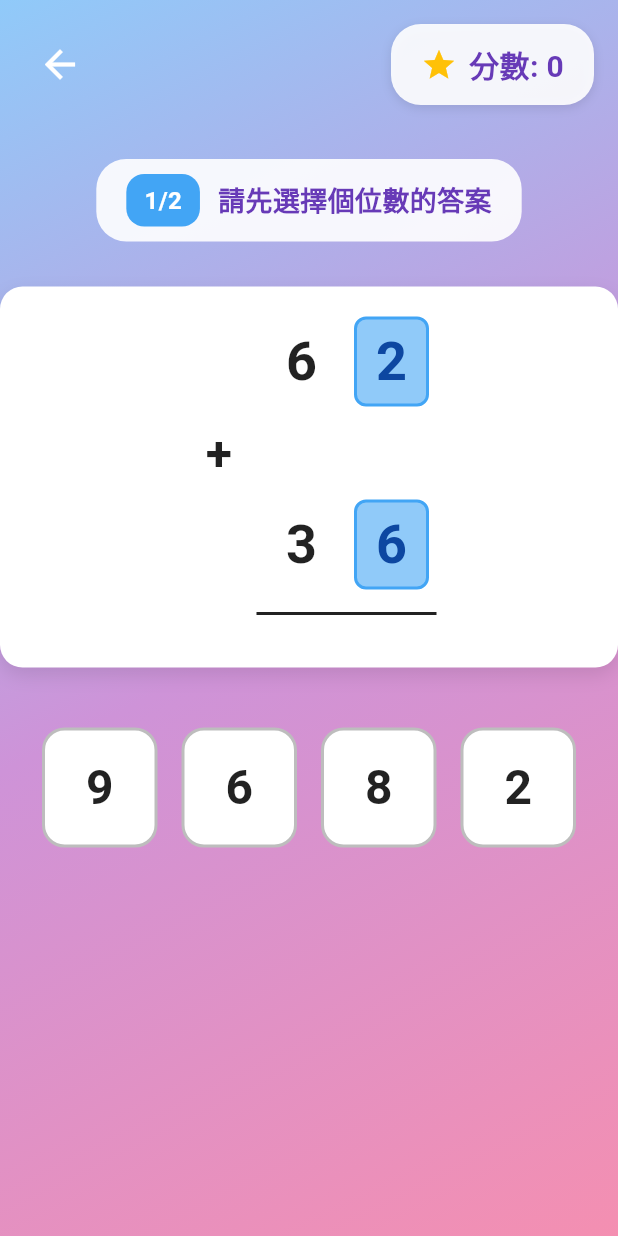
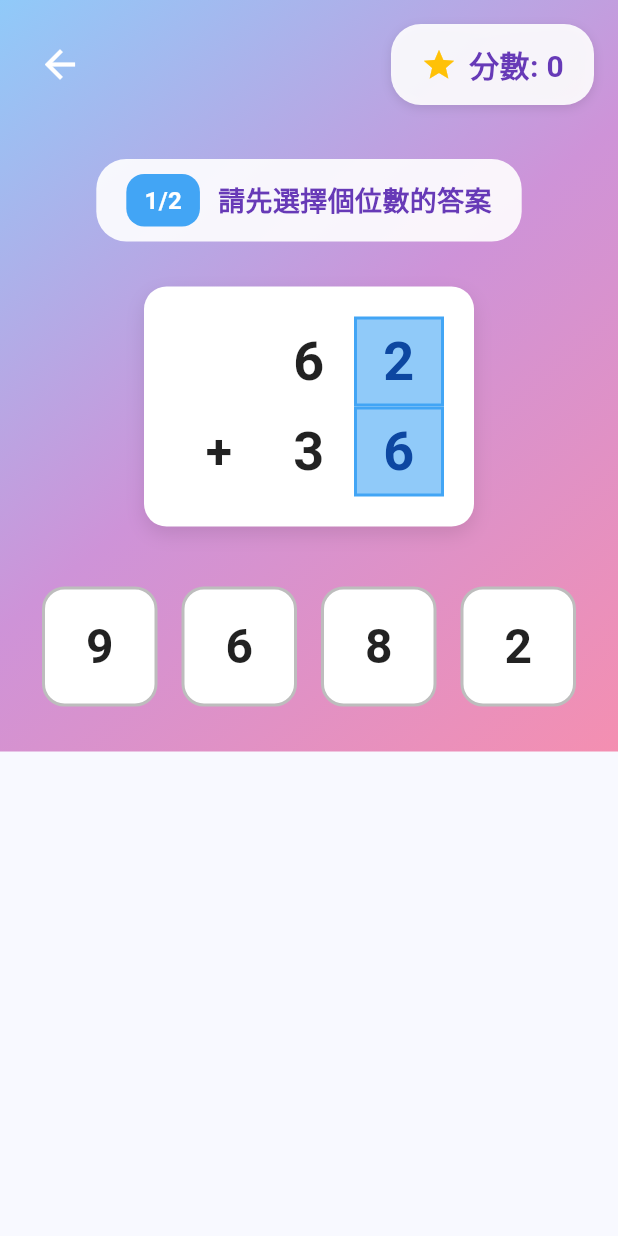
Before and after one commit to disabledman/mmflNumber02, a Flutter app: the screen it shows after launch, after a tap on "基礎版", on a phone screen of 412 x 824 dp. Run offline on Flutter 3.47's test engine with Material 3 defaults, Android fonts, the light colour scheme and no system bars.

Commit message:
Updated Alignment numbers

```diff
--- a/lib/screens/game_screen.dart
+++ b/lib/screens/game_screen.dart
@@ -174,8 +174,9 @@ class _GameScreenState extends State<GameScreen> {
               ),
             ),
             child: SafeArea(
-              child: Column(
-                children: [
+              child: SingleChildScrollView(
+                child: Column(
+                  children: [
                   // 頂部欄：返回按鈕和分數
                   Padding(
                     padding: const EdgeInsets.all(16.0),
@@ -334,7 +335,8 @@ class _GameScreenState extends State<GameScreen> {
                         ),
                       ),
                     ),
-                ],
+                  ],
+                ),
               ),
             ),
           ),
--- a/lib/widgets/addition_display.dart
+++ b/lib/widgets/addition_display.dart
@@ -14,6 +14,15 @@ class AdditionDisplay extends StatelessWidget {
   Widget build(BuildContext context) {
     int num1 = gameState.num1;
     int num2 = gameState.num2;
+    int answer = gameState.correctAnswer;
+
+    // 計算最大位數（用於確定網格列數）
+    int maxDigits = _getMaxDigits(num1, num2, answer);
+
+    // 獲取各位數
+    List<int?> num1Digits = _getDigits(num1, maxDigits);
+    List<int?> num2Digits = _getDigits(num2, maxDigits);
+    List<int?> answerDigits = _getDigits(answer, maxDigits);
 
     return Container(
       padding: const EdgeInsets.all(20),
@@ -35,197 +44,258 @@ class AdditionDisplay extends StatelessWidget {
           // 進位提示（僅在進階版且十位數階段顯示）
           if (gameState.mode == GameMode.advanced &&
               gameState.currentStage == AnswerStage.tens)
-            CarryingHint(carryOver: gameState.carryOver),
-
-          // 第一個數字
-          _buildNumberRow(num1, true),
-
-          // 加號
             Padding(
-            padding: const EdgeInsets.symmetric(vertical: 8.0),
-            child: Row(
-              mainAxisAlignment: MainAxisAlignment.center,
-              children: [
-                SizedBox(
-                  width: 40,
-                  child: const Text(
-                    '+',
-                    style: TextStyle(
-                      fontSize: 32,
-                      fontWeight: FontWeight.bold,
-                      color: Colors.black87,
-                    ),
-                    textAlign: TextAlign.center,
-                  ),
-                ),
-                const SizedBox(width: 10),
-                // 十位數位置
-                const SizedBox(width: 50),
-                const SizedBox(width: 10),
-                // 個位數位置
-                const SizedBox(width: 50),
-              ],
-            ),
+              padding: const EdgeInsets.only(bottom: 8.0),
+              child: _buildCarryRow(gameState.carryOver, maxDigits),
             ),
 
-          // 第二個數字
-          _buildNumberRow(num2, false),
-
-          // 分隔線
-          Padding(
-            padding: const EdgeInsets.symmetric(vertical: 8.0),
-            child: Row(
-              mainAxisAlignment: MainAxisAlignment.center,
-              children: [
-                const SizedBox(width: 40), // + 號寬度
-                const SizedBox(width: 10),
-                SizedBox(
-                  width: 120, // 兩個數字位數的總寬度
-                  child: Divider(
-                    thickness: 2,
-                    color: Colors.black87,
-                  ),
-                ),
-              ],
-            ),
-          ),
-
-          // 顯示完整答案（答對後）
-          if (gameState.showFullAnswer)
-            Padding(
-              padding: const EdgeInsets.only(top: 8.0),
-              child: _buildAnswerRow(gameState.correctAnswer),
+          // 網格表格
+          _buildGridTable(
+            num1Digits,
+            num2Digits,
+            answerDigits,
+            maxDigits,
           ),
         ],
       ),
     );
   }
 
-  Widget _buildAnswerRow(int answer) {
-    int hundreds = answer ~/ 100;
-    int tens = (answer ~/ 10) % 10;
-    int ones = answer % 10;
-    bool hasHundreds = hundreds > 0;
+  int _getMaxDigits(int num1, int num2, int answer) {
+    int max = num1;
+    if (num2 > max) max = num2;
+    if (answer > max) max = answer;
+    return max.toString().length;
+  }
+
+  List<int?> _getDigits(int number, int maxDigits) {
+    List<int?> digits = [];
+    String numStr = number.toString();
+    int numLength = numStr.length;
+
+    // 左側補空（null）以對齊位數，不顯示前導零
+    for (int i = 0; i < maxDigits; i++) {
+      if (i < maxDigits - numLength) {
+        digits.add(null); // 左側留空
+      } else {
+        digits.add(int.parse(numStr[i - (maxDigits - numLength)]));
+      }
+    }
+    return digits;
+  }
+
+  Widget _buildCarryRow(int carryOver, int maxDigits) {
+    if (carryOver == 0) {
+      return const SizedBox.shrink();
+    }
 
     return Row(
       mainAxisAlignment: MainAxisAlignment.center,
       children: [
-        const SizedBox(width: 40), // + 號位置
-        const SizedBox(width: 10),
-        // 百位數（如果有，顯示在十位數左邊）
-        if (hasHundreds)
-          Container(
-            width: 50,
-            height: 120,
+        // 加號列（與表格對齊）
+        SizedBox(width: 60, height: 40),
+        // 數字列（進位顯示在十位數上方）
+        ...List.generate(maxDigits, (index) {
+          if (index == maxDigits - 2) {
+            // 十位數位置顯示進位
+            return Container(
+              width: 60,
+              height: 40,
               alignment: Alignment.center,
-            child: Text(
-              hundreds.toString(),
-              style: const TextStyle(
-                fontSize: 72,
-                fontWeight: FontWeight.bold,
-                color: Colors.green,
+              decoration: BoxDecoration(
+                color: Colors.orange.shade200,
+                borderRadius: BorderRadius.circular(8),
+                border: Border.all(
+                  color: Colors.orange.shade600,
+                  width: 2,
                 ),
               ),
+              child: Text(
+                carryOver.toString(),
+                style: TextStyle(
+                  fontSize: 24,
+                  fontWeight: FontWeight.bold,
+                  color: Colors.orange.shade900,
                 ),
-        if (hasHundreds) const SizedBox(width: 10),
-        // 十位數（對齊到上面數字的十位數位置）
-        Container(
-          width: 50,
-          height: 120,
-          alignment: Alignment.center,
-          child: Text(
-            tens.toString(),
-            style: const TextStyle(
-              fontSize: 72,
-              fontWeight: FontWeight.bold,
-              color: Colors.green,
+                textAlign: TextAlign.center,
               ),
+            );
+          } else {
+            return SizedBox(width: 60, height: 40);
+          }
+        }),
+      ],
+    );
+  }
+
+  Widget _buildGridTable(
+    List<int?> num1Digits,
+    List<int?> num2Digits,
+    List<int?> answerDigits,
+    int maxDigits,
+  ) {
+    bool isOnesStage = gameState.currentStage == AnswerStage.ones;
+    bool isTensStage = gameState.currentStage == AnswerStage.tens;
+    bool showAnswer = gameState.showFullAnswer;
+
+    return Table(
+      border: TableBorder(), // 無邊框，網格線不可見
+      defaultColumnWidth: const FixedColumnWidth(60),
+      children: [
+        // 第一行：第一個數字
+        TableRow(
+          children: [
+            _buildTableCell('', 60, null, false),
+            ...num1Digits.asMap().entries.map((entry) {
+              int index = entry.key;
+              int? digit = entry.value;
+              bool isHighlighted = false;
+              Color? textColor = Colors.black87;
+
+              // 判斷是否高亮（個位數或十位數階段）
+              if (index == maxDigits - 1 && isOnesStage && digit != null) {
+                isHighlighted = true;
+                textColor = Colors.blue.shade900;
+              } else if (index == maxDigits - 2 && isTensStage && digit != null) {
+                isHighlighted = true;
+                textColor = Colors.orange.shade900;
+              }
+
+              return _buildTableCell(
+                digit?.toString() ?? '',
+                60,
+                isHighlighted
+                    ? BoxDecoration(
+                        color: index == maxDigits - 1
+                            ? Colors.blue.shade200
+                            : Colors.yellow.shade200,
+                        border: Border.all(
+                          color: index == maxDigits - 1
+                              ? Colors.blue.shade400
+                              : Colors.orange.shade400,
+                          width: 2,
                         ),
+                      )
+                    : null,
+                false,
+                textColor: textColor,
+                fontSize: 36,
+              );
+            }).toList(),
+          ],
         ),
-        const SizedBox(width: 10),
-        // 個位數（對齊到上面數字的個位數位置）
-        Container(
-          width: 50,
-          height: 120,
-          alignment: Alignment.center,
-          child: Text(
-            ones.toString(),
-            style: const TextStyle(
-              fontSize: 72,
-              fontWeight: FontWeight.bold,
-              color: Colors.green,
+        // 第二行：第二個數字（加號在左邊）
+        TableRow(
+          children: [
+            _buildTableCell('+', 60, null, false, fontSize: 32),
+            ...num2Digits.asMap().entries.map((entry) {
+              int index = entry.key;
+              int? digit = entry.value;
+              bool isHighlighted = false;
+              Color? textColor = Colors.black87;
+
+              // 判斷是否高亮
+              if (index == maxDigits - 1 && isOnesStage && digit != null) {
+                isHighlighted = true;
+                textColor = Colors.blue.shade900;
+              } else if (index == maxDigits - 2 && isTensStage && digit != null) {
+                isHighlighted = true;
+                textColor = Colors.orange.shade900;
+              }
+
+              return _buildTableCell(
+                digit?.toString() ?? '',
+                60,
+                isHighlighted
+                    ? BoxDecoration(
+                        color: index == maxDigits - 1
+                            ? Colors.blue.shade200
+                            : Colors.yellow.shade200,
+                        border: Border.all(
+                          color: index == maxDigits - 1
+                              ? Colors.blue.shade400
+                              : Colors.orange.shade400,
+                          width: 2,
                         ),
+                      )
+                    : null,
+                false,
+                textColor: textColor,
+                fontSize: 36,
+              );
+            }).toList(),
+          ],
         ),
+        // 第四行：答案（如果顯示）
+        if (showAnswer)
+          TableRow(
+            children: [
+              _buildTableCell('', 60, null, false, fontSize: 72), // 確保高度一致
+              ...answerDigits.asMap().entries.map((entry) {
+                int? digit = entry.value;
+                return _buildTableCell(
+                  digit?.toString() ?? '',
+                  60,
+                  null,
+                  false,
+                  textColor: Colors.green,
+                  fontSize: 72, // 放大2倍：從36改為72
+                );
+              }).toList(),
+            ],
           ),
       ],
     );
   }
 
-  Widget _buildNumberRow(int number, bool isFirstNumber) {
-    int tens = number ~/ 10;
-    int ones = number % 10;
-    bool isOnesStage = gameState.currentStage == AnswerStage.ones;
-    bool isTensStage = gameState.currentStage == AnswerStage.tens;
+  Widget _buildTableCell(
+    String content,
+    double size,
+    BoxDecoration? decoration,
+    bool isEmpty, {
+    Color? textColor,
+    double? fontSize,
+  }) {
+    // 答案行需要更大的高度以容納大字體
+    double cellHeight = (fontSize != null && fontSize > 50) ? size * 1.8 : size;
 
-    return Row(
-      mainAxisAlignment: MainAxisAlignment.center,
-      children: [
-        const SizedBox(width: 40), // + 號位置
-        const SizedBox(width: 10),
-        // 十位數（上方預留進位空間）
-        Container(
-          width: 50,
-          height: 60,
+    return Container(
+      width: size,
+      height: cellHeight,
+      decoration: decoration,
       alignment: Alignment.center,
-          decoration: isTensStage
-              ? BoxDecoration(
-                  color: Colors.yellow.shade200,
-                  borderRadius: BorderRadius.circular(8),
-                  border: Border.all(
-                    color: Colors.orange.shade400,
-                    width: 2,
+      child: Text(
+        content,
+        style: TextStyle(
+          fontSize: fontSize ?? 24,
+          fontWeight: FontWeight.bold,
+          color: textColor ?? Colors.black87,
         ),
-                )
-              : null,
+        textAlign: TextAlign.center,
+      ),
+    );
+  }
+
+  Widget _buildGridCell(
+    String content,
+    double size,
+    BoxDecoration? decoration,
+    bool isEmpty,
+  ) {
+    return Container(
+      width: size,
+      height: size,
+      decoration: decoration,
+      alignment: Alignment.center,
       child: Text(
-            tens.toString(),
-            style: TextStyle(
-              fontSize: 36,
+        content,
+        style: const TextStyle(
+          fontSize: 24,
           fontWeight: FontWeight.bold,
-              color: isTensStage
-                  ? Colors.orange.shade900
-                  : Colors.black87,
+          color: Colors.black87,
         ),
+        textAlign: TextAlign.center,
       ),
-        ),
-        const SizedBox(width: 10),
-        // 個位數
-        Container(
-          width: 50,
-          height: 60,
-          alignment: Alignment.center,
-          decoration: isOnesStage
-              ? BoxDecoration(
-                  color: Colors.blue.shade200,
-                  borderRadius: BorderRadius.circular(8),
-                  border: Border.all(
-                    color: Colors.blue.shade400,
-                    width: 2,
-                  ),
-                )
-              : null,
-          child: Text(
-            ones.toString(),
-            style: TextStyle(
-              fontSize: 36,
-              fontWeight: FontWeight.bold,
-              color: isOnesStage
-                  ? Colors.blue.shade900
-                  : Colors.black87,
-            ),
-          ),
-        ),
-      ],
     );
   }
 }
```
Lines whose indentation alone changed are shown as unchanged.
